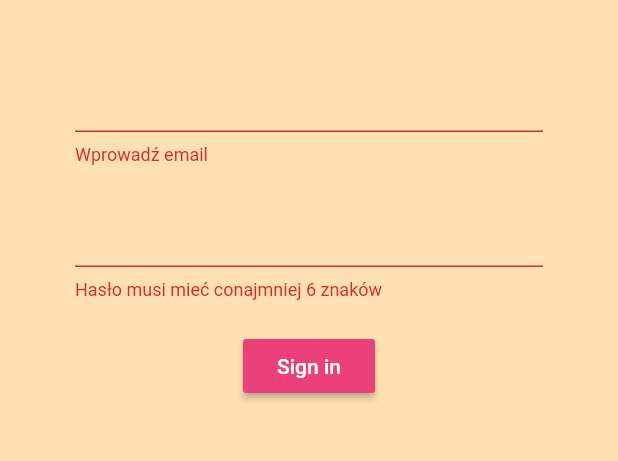
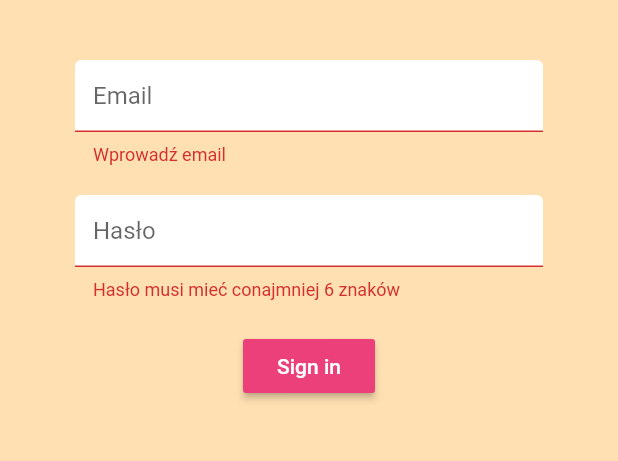
Before and after one commit to krisu82/app04, a Flutter app: the screen it shows after launch, after a tap on "Sign in", on a phone screen of 412 x 824 dp, the part 84-545 px from its top. Run offline on Flutter 3.47's test engine with Material 2 defaults, Android fonts, the phone set to English and light mode, and no system bars; our stand-ins replace firebase_auth, flutter_spinkit; accounts and stored records are empty.

Commit message:
lesson 15

```diff
--- a/lib/screens/authenticate/register.dart
+++ b/lib/screens/authenticate/register.dart
@@ -1,5 +1,8 @@
 import 'package:flutter/material.dart';
 import 'package:app04/services/auth.dart';
+import 'package:app04/shared/constants.dart';
+import 'package:app04/shared/loading.dart';
+
 
 class Register extends StatefulWidget {
   final Function toggleView;
@@ -12,6 +15,7 @@ class Register extends StatefulWidget {
 class _RegisterState extends State<Register> {
   final AuthService _auth = AuthService();
   final _formKey = GlobalKey<FormState>();
+  bool loading = false;
 
   // textowe pole stanu
   String email = '';
@@ -20,7 +24,7 @@ class _RegisterState extends State<Register> {
 
   @override
   Widget build(BuildContext context) {
-    return Scaffold(
+    return loading ? Loading(): Scaffold(
         backgroundColor: Colors.orange[100],
         appBar: AppBar(
           backgroundColor: Colors.orange[900],
@@ -46,6 +50,7 @@ class _RegisterState extends State<Register> {
                   height: 20.0,
                 ),
                 TextFormField(
+                    decoration: textInputDecoration.copyWith(hintText:'Email'),
                     validator: (val) => val.isEmpty ? 'Wprowadź email' : null,
                     onChanged: (val) {
                       setState(() => email = val);
@@ -54,8 +59,11 @@ class _RegisterState extends State<Register> {
                   height: 20.0,
                 ),
                 TextFormField(
+                    decoration: textInputDecoration.copyWith(hintText:'Hasło'),
                     obscureText: true,
-                    validator: (val) => val.length < 6 ? 'Hasło musi mieć conajmniej 6 znaków' : null,
+                    validator: (val) => val.length < 6
+                        ? 'Hasło musi mieć conajmniej 6 znaków'
+                        : null,
                     onChanged: (val) {
                       setState(() => password = val);
                     }),
@@ -70,10 +78,12 @@ class _RegisterState extends State<Register> {
                     ),
                     onPressed: () async {
                       if (_formKey.currentState.validate()) {
+                        setState(() => loading = true);
                         dynamic result = await _auth
                             .registerWithEmailAndPassword(email, password);
                         if (result == null) {
                           setState(() => error = 'podaj właściwy email');
+                        loading = false;
                         }
                       }
                     }),
--- a/lib/screens/authenticate/sign_in.dart
+++ b/lib/screens/authenticate/sign_in.dart
@@ -1,10 +1,11 @@
 import 'package:app04/services/auth.dart';
 import 'package:flutter/material.dart';
+import 'package:app04/shared/constants.dart';
+import 'package:app04/shared/loading.dart';
 
 class SignIn extends StatefulWidget {
-
   final Function toggleView;
-  SignIn ({this.toggleView});
+  SignIn({this.toggleView});
 
   @override
   _SignInState createState() => _SignInState();
@@ -13,6 +14,7 @@ class SignIn extends StatefulWidget {
 class _SignInState extends State<SignIn> {
   final AuthService _auth = AuthService();
   final _formKey = GlobalKey<FormState>();
+  bool loading = false;
 
 // textowe pole stanu
   String email = '';
@@ -21,7 +23,7 @@ String error = '';
 
   @override
   Widget build(BuildContext context) {
-    return Scaffold(
+    return loading ? Loading(): Scaffold(
         backgroundColor: Colors.orange[100],
         appBar: AppBar(
           backgroundColor: Colors.orange[900],
@@ -31,7 +33,6 @@ String error = '';
             FlatButton.icon(
               onPressed: () {
                 widget.toggleView();
-
               },
               icon: Icon(Icons.person),
               label: Text('Register'),
@@ -48,6 +49,7 @@ String error = '';
                   height: 20.0,
                 ),
                 TextFormField(
+                    decoration: textInputDecoration.copyWith(hintText: 'Email'),
                     validator: (val) => val.isEmpty ? 'Wprowadź email' : null,
                     onChanged: (val) {
                       setState(() => email = val);
@@ -56,8 +58,11 @@ String error = '';
                   height: 20.0,
                 ),
                 TextFormField(
+                    decoration: textInputDecoration.copyWith(hintText: 'Hasło'),
                     obscureText: true,
-                  validator: (val) => val.length < 6 ? 'Hasło musi mieć conajmniej 6 znaków' : null,
+                    validator: (val) => val.length < 6
+                        ? 'Hasło musi mieć conajmniej 6 znaków'
+                        : null,
                     onChanged: (val) {
                       setState(() => password = val);
                     }),
@@ -72,13 +77,16 @@ String error = '';
                     ),
                     onPressed: () async {
                       if (_formKey.currentState.validate()) {
-                        dynamic result = await _auth.signInWithEmailAndPassword(email, password);
+                        setState(() => loading = true);
+                        dynamic result = await _auth.signInWithEmailAndPassword(
+                            email, password);
                         if (result == null) {
-                          setState(() => error = 'Wprowadź poprawny login i hasło');
+                          setState(
+                              () => error = 'Wprowadź poprawny login i hasło');
+                        loading = false;
                         }
                       }
-                    }
-                    ),
+                    }),
                 SizedBox(height: 12.0),
                 Text(
                   error,
--- /dev/null
+++ b/lib/shared/constants.dart
@@ -0,0 +1,10 @@
+import 'package:flutter/material.dart';
+
+const textInputDecoration = InputDecoration(
+  fillColor: Colors.white,
+  filled: true,
+  enabledBorder: OutlineInputBorder(
+      borderSide: BorderSide(color: Colors.white, width: 2.0)),
+  focusedBorder: OutlineInputBorder(
+      borderSide: BorderSide(color: Colors.pink, width: 2.0)),
+);
--- a/pubspec.yaml
+++ b/pubspec.yaml
@@ -36,6 +36,7 @@ dependencies:
   firebase_auth: ^0.14.0+5 #less 2
   cloud_firestore: ^0.12.9+4 #less 2
   provider: ^3.1.0
+  flutter_spinkit: "^4.1.2"
 
   #firebase_core: ^0.4.0+9
 
```
Also changed, not shown: lib/shared/loading.dart (added, +17 -0 lines), pubspec.lock. Lines whose indentation alone changed are shown as unchanged.
